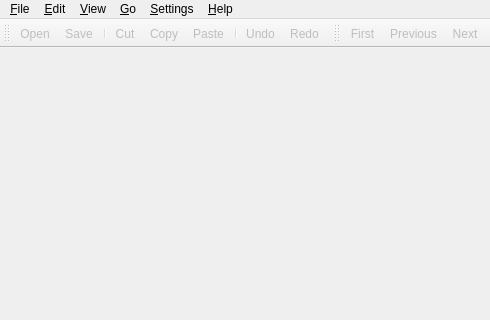
Above: editor/ui/MainEditor.ui from cc-archive/pootle before the change; both pictures show x 0 to 490 and y 0 to 320 of the 800 by 600 pixel window. Below: the same form after it.
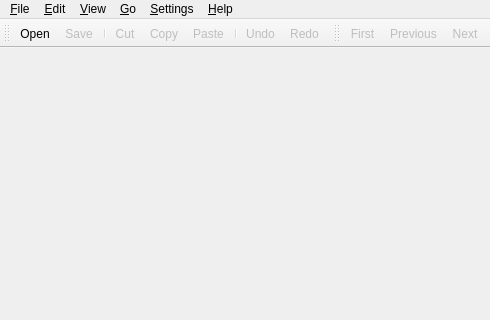
That is the form after the change. Icons and pictures are not drawn.

Commit message: - add fuzzy icon. - use "World" instead of "self.world" - filtering: show/hide unit is in each widget. - remove "hideUnit" signal and slot.

Patch:
```diff
--- a/editor/ui/MainEditor.ui
+++ b/editor/ui/MainEditor.ui
@@ -187,7 +187,7 @@
   </widget>
   <widget class="QToolBar" name="toolStandard" >
    <property name="enabled" >
-    <bool>false</bool>
+    <bool>true</bool>
    </property>
    <property name="windowTitle" >
     <string>Standard Toolbar</string>
```
Left out of the diff: 2 changed lines with no effect on the pictures. The commit also changes 7 other files.
